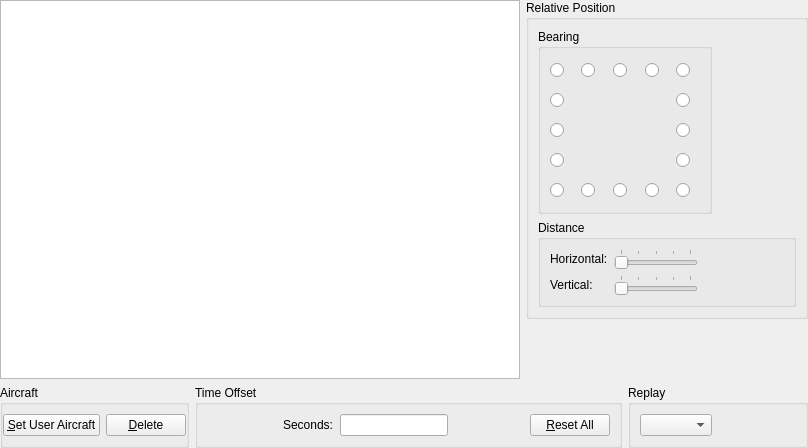
Old version of the form src/Module/src/Formation/FormationWidget.ui in the repository till213/SkyDolly.
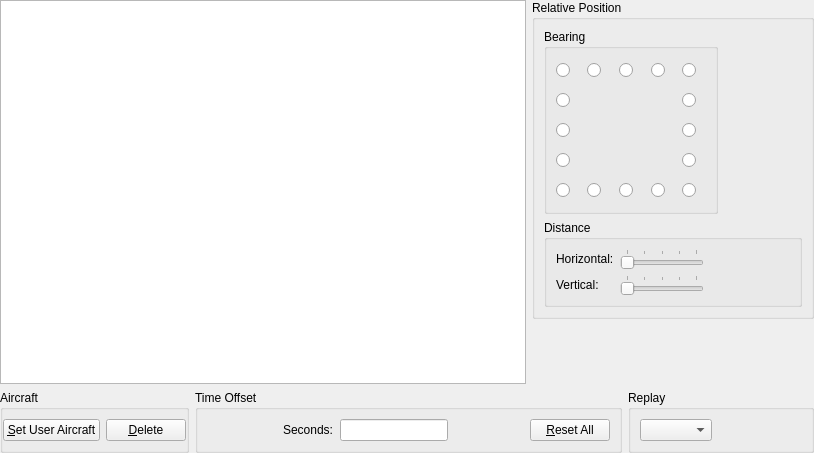
New version of the form. Icons and pictures are not drawn. Custom widgets are drawn as their Qt base class.

```diff
--- a/src/Module/src/Formation/FormationWidget.ui
+++ b/src/Module/src/Formation/FormationWidget.ui
@@ -6,8 +6,8 @@
    <rect>
     <x>0</x>
     <y>0</y>
-    <width>808</width>
-    <height>448</height>
+    <width>814</width>
+    <height>453</height>
    </rect>
   </property>
   <property name="windowTitle">
@@ -385,8 +385,8 @@
                  </property>
                  <property name="minimumSize">
                   <size>
-                   <width>24</width>
-                   <height>24</height>
+                   <width>16</width>
+                   <height>16</height>
                   </size>
                  </property>
                  <property name="toolTip">
```
Left out of the diff: 17 changed lines with no effect on the pictures.
